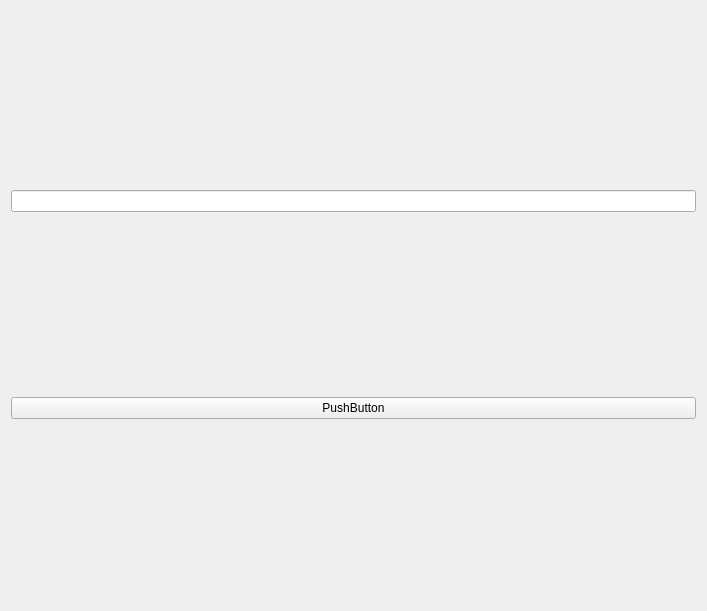
The window that AndroidCalc/mainwindow.ui (CrystalSplitter/equalx_calculator) describes before a commit, drawn with Qt 5.
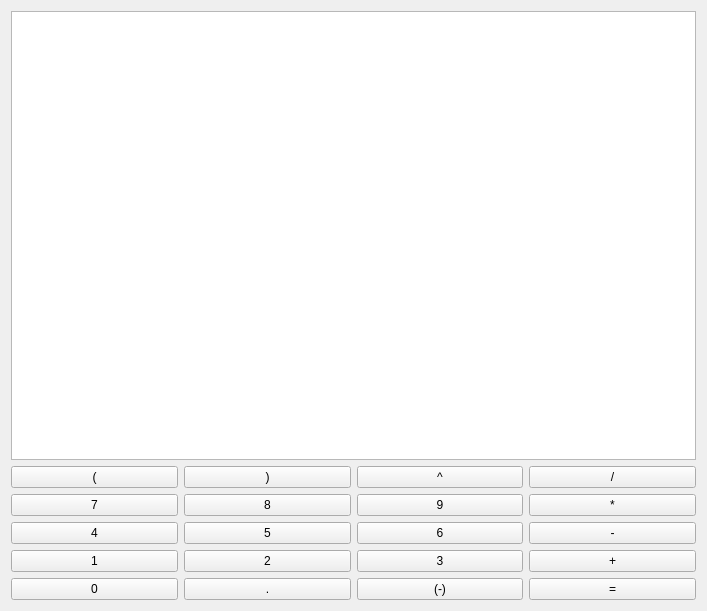
The same window after the commit.

Commit message:
The Squirrel Drops His Baggage
The squirrel quickly found out that this climb would take a strenuous
amount of effort. He could barely get his claws out of the tree! He
decided that he would have to abandon some of his findings if he wanted
to climb the towering tree. He plopped off the tree and took off the
knapsack on his back. He dropped some of the nuts he found to lighten
himself, and gripped the tree once again.

Patch:
```diff
--- a/AndroidCalc/mainwindow.ui
+++ b/AndroidCalc/mainwindow.ui
@@ -16,14 +16,147 @@
   <widget class="QWidget" name="centralWidget">
    <layout class="QGridLayout" name="gridLayout">
     <item row="1" column="0">
+     <widget class="QPushButton" name="pushButton_18">
+      <property name="text">
+       <string>(</string>
+      </property>
+     </widget>
+    </item>
+    <item row="1" column="1">
+     <widget class="QPushButton" name="pushButton_19">
+      <property name="text">
+       <string>)</string>
+      </property>
+     </widget>
+    </item>
+    <item row="1" column="2">
+     <widget class="QPushButton" name="pushButton_20">
+      <property name="text">
+       <string>^</string>
+      </property>
+     </widget>
+    </item>
+    <item row="1" column="3">
+     <widget class="QPushButton" name="pushButton_17">
+      <property name="text">
+       <string>/</string>
+      </property>
+     </widget>
+    </item>
+    <item row="2" column="0">
+     <widget class="QPushButton" name="pushButton_6">
+      <property name="text">
+       <string>7</string>
+      </property>
+     </widget>
+    </item>
+    <item row="2" column="1">
+     <widget class="QPushButton" name="pushButton_9">
+      <property name="text">
+       <string>8</string>
+      </property>
+     </widget>
+    </item>
+    <item row="2" column="2">
+     <widget class="QPushButton" name="pushButton_8">
+      <property name="text">
+       <string>9</string>
+      </property>
+     </widget>
+    </item>
+    <item row="2" column="3">
+     <widget class="QPushButton" name="pushButton_13">
+      <property name="text">
+       <string>*</string>
+      </property>
+     </widget>
+    </item>
+    <item row="3" column="0">
+     <widget class="QPushButton" name="pushButton_5">
+      <property name="text">
+       <string>4</string>
+      </property>
+     </widget>
+    </item>
+    <item row="3" column="1">
+     <widget class="QPushButton" name="pushButton_10">
+      <property name="text">
+       <string>5</string>
+      </property>
+     </widget>
+    </item>
+    <item row="3" column="2">
+     <widget class="QPushButton" name="pushButton_7">
+      <property name="text">
+       <string>6</string>
+      </property>
+     </widget>
+    </item>
+    <item row="3" column="3">
+     <widget class="QPushButton" name="pushButton_14">
+      <property name="text">
+       <string>-</string>
+      </property>
+     </widget>
+    </item>
+    <item row="4" column="0">
+     <widget class="QPushButton" name="pushButton_12">
+      <property name="text">
+       <string>1</string>
+      </property>
+     </widget>
+    </item>
+    <item row="4" column="1">
+     <widget class="QPushButton" name="pushButton_2">
+      <property name="text">
+       <string>2</string>
+      </property>
+     </widget>
+    </item>
+    <item row="4" column="2">
+     <widget class="QPushButton" name="pushButton_4">
+      <property name="text">
+       <string>3</string>
+      </property>
+     </widget>
+    </item>
+    <item row="4" column="3">
+     <widget class="QPushButton" name="pushButton_15">
+      <property name="text">
+       <string>+</string>
+      </property>
+     </widget>
+    </item>
+    <item row="5" column="0">
      <widget class="QPushButton" name="pushButton">
       <property name="text">
-       <string>PushButton</string>
+       <string>0</string>
       </property>
      </widget>
     </item>
-    <item row="0" column="0">
-     <widget class="QLineEdit" name="lineEdit"/>
+    <item row="5" column="1">
+     <widget class="QPushButton" name="pushButton_3">
+      <property name="text">
+       <string>.</string>
+      </property>
+     </widget>
+    </item>
+    <item row="5" column="2">
+     <widget class="QPushButton" name="pushButton_11">
+      <property name="text">
+       <string>(-)</string>
+      </property>
+     </widget>
+    </item>
+    <item row="5" column="3">
+     <widget class="QPushButton" name="pushButton_16">
+      <property name="text">
+       <string>=</string>
+      </property>
+     </widget>
+    </item>
+    <item row="0" column="0" colspan="4">
+     <widget class="QListWidget" name="listWidget"/>
     </item>
    </layout>
   </widget>
```
The commit also changes 1 other file.
